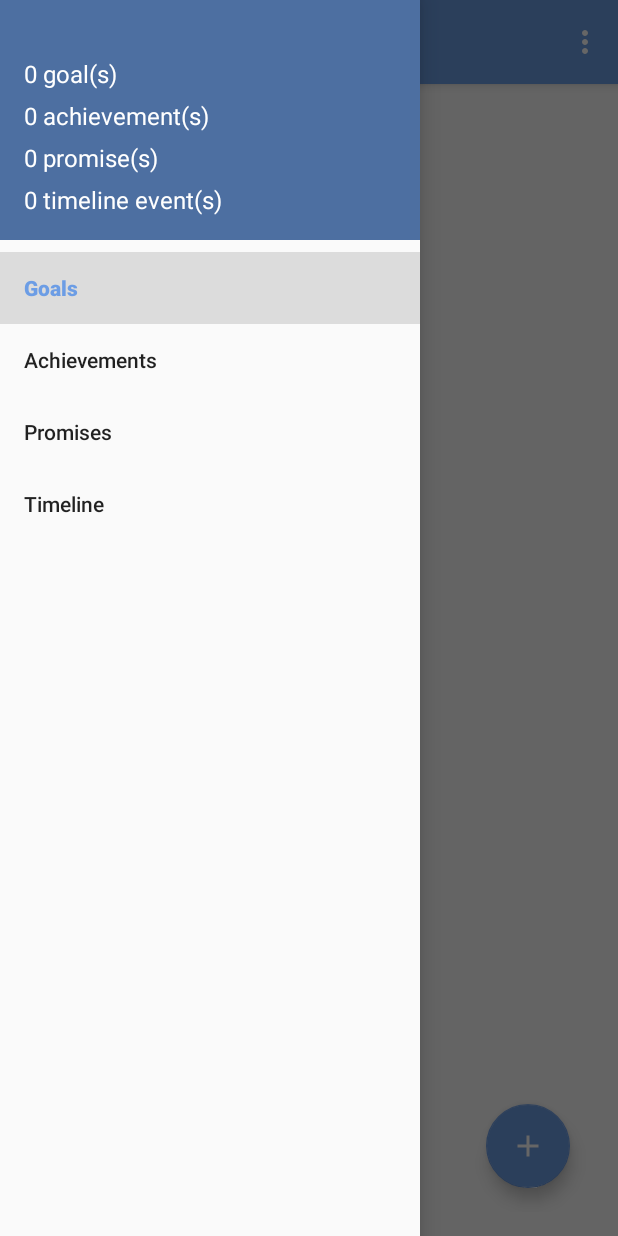
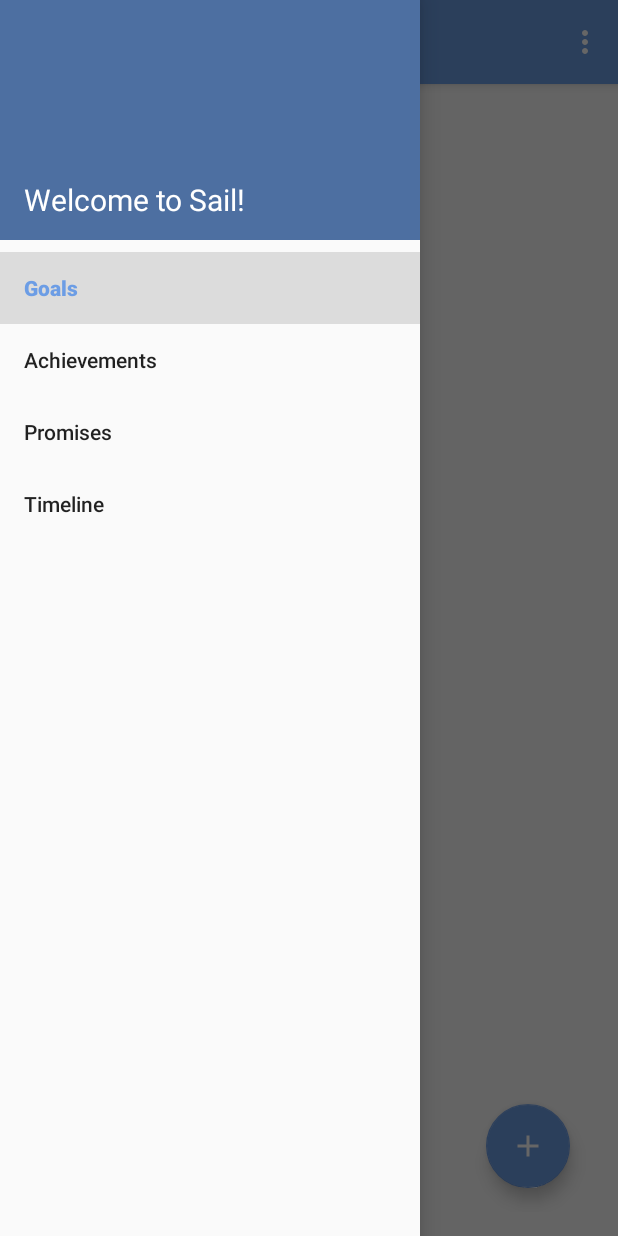
Before and after one commit to darkterbear/sail, an Android app: the screen it shows after launch (MainActivity), with the side drawer open, on a phone screen of 412 x 824 dp. Run offline under Robolectric (Android 15) with nearby library versions, the phone set to English and light mode, and no system bars.

Commit message:
more screenshots

```diff
--- a/Sail/app/src/main/java/io/phoenyx/sail/MainActivity.java
+++ b/Sail/app/src/main/java/io/phoenyx/sail/MainActivity.java
@@ -74,6 +74,7 @@ public class MainActivity extends AppCompatActivity
     }
 
     private void loadNavHeader() {
+        /*
         SharedPreferences sharedPref = getSharedPreferences(getString(R.string.user_data_sp_key), Context.MODE_PRIVATE);
         int numGoals = dbHandler.getAllGoals().size();
         int numAchievements = dbHandler.getAllAchievements().size();
@@ -94,6 +95,7 @@ public class MainActivity extends AppCompatActivity
         numAchievementsTextView.setText(numAchievementsString);
         numPromisesTextView.setText(numPromisesString);
         numTimelinesTextView.setText(numTimelinesString);
+        */
     }
 
     private void navigate(int navItemIndex) {
--- a/Sail/app/src/main/res/layout/nav_header_main.xml
+++ b/Sail/app/src/main/res/layout/nav_header_main.xml
@@ -12,7 +12,6 @@
     android:theme="@style/ThemeOverlay.AppCompat.Dark">
 
     <TextView
-        android:text="5 Goals"
         android:layout_width="match_parent"
         android:layout_height="wrap_content"
         android:id="@+id/numGoalsTextView"
@@ -21,33 +20,28 @@
         android:layout_marginTop="6dp" />
 
     <TextView
-        android:text="TextView"
         android:layout_width="match_parent"
         android:layout_height="wrap_content"
         android:id="@+id/numAchievementsTextView"
         android:textAppearance="@style/TextAppearance.AppCompat"
         android:textSize="16sp"
-        android:layout_marginTop="6dp"
-        tools:text="3 Achievements" />
+        android:layout_marginTop="6dp" />
 
     <TextView
-        android:text="TextView"
         android:layout_width="match_parent"
         android:layout_height="wrap_content"
         android:id="@+id/numPromisesTextView"
         android:textAppearance="@style/TextAppearance.AppCompat"
         android:textSize="16sp"
-        android:layout_marginTop="6dp"
-        tools:text="2 Promises" />
+        android:layout_marginTop="6dp" />
 
     <TextView
         android:id="@+id/numTimelineEventsTextView"
         android:layout_width="wrap_content"
         android:layout_height="wrap_content"
-        android:text="android.studio@android.com"
+        android:text="Welcome to Sail!"
         android:textAppearance="@style/TextAppearance.AppCompat"
-        android:textSize="16sp"
-        android:layout_marginTop="6dp"
-        tools:text="8 Timeline Events" />
+        android:textSize="20sp"
+        android:layout_marginTop="6dp" />
 
 </LinearLayout>
```
Also changed, not shown: 8 other files.
